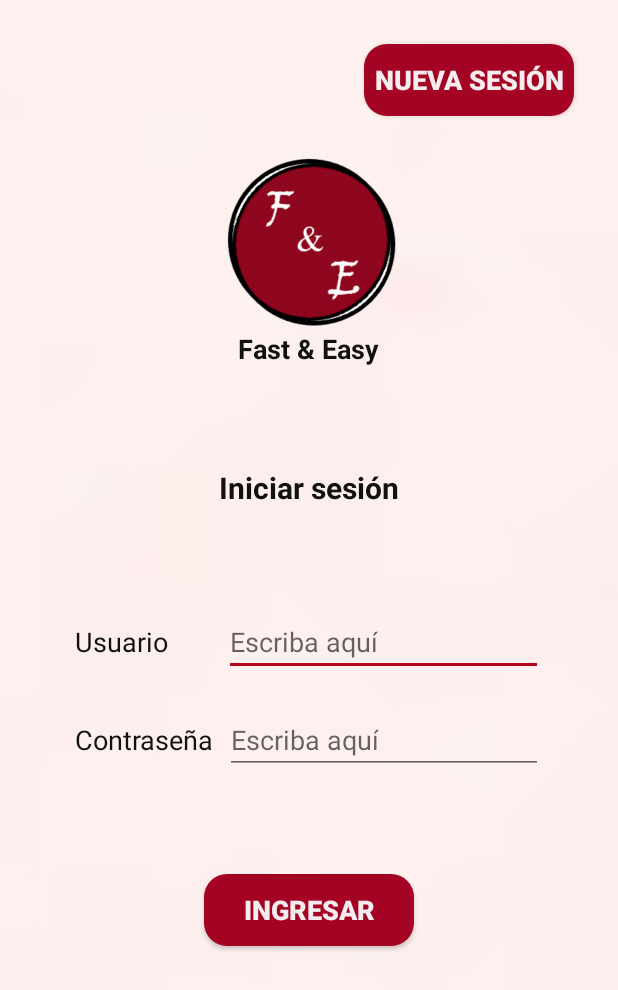
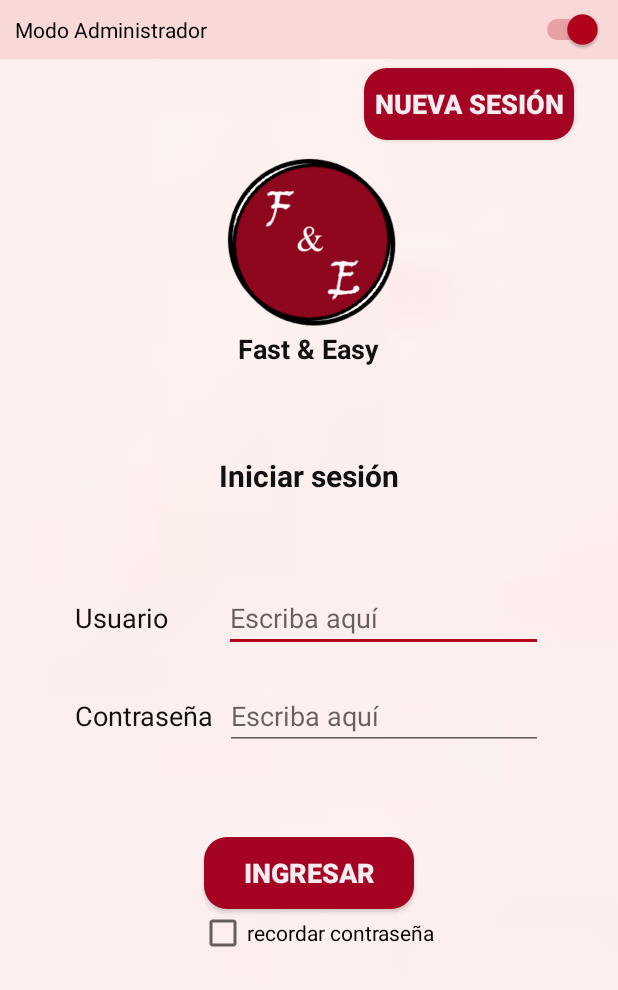
Before and after one commit to LuCisneros/Gupo-Hello-World---Programacion-3, an Android app: the screen it shows after launch (LoginActivity), on a phone screen of 412 x 824 dp. Shown: the top 990 px of the screen. Run offline under Robolectric (Android 15) with nearby library versions, the phone set to English and light mode, and no system bars.

Commit message:
One Time Login_1

```diff
--- a/app/src/main/java/com/example/helloworld/LoginActivity.java
+++ b/app/src/main/java/com/example/helloworld/LoginActivity.java
@@ -4,18 +4,29 @@ import android.content.Intent;
 import android.os.Bundle;
 import android.view.View;
 import android.widget.Button;
+import android.widget.CheckBox;
 import android.widget.EditText;
 import android.widget.ProgressBar;
+import android.widget.Switch;
+import android.widget.Toast;
 
+import androidx.annotation.Nullable;
 import androidx.appcompat.app.AppCompatActivity;
 
 public class LoginActivity extends AppCompatActivity {
 
     Button loginButton;
+    Switch adminSwitch;
     Button createNewAccount;
     EditText editTextUsername;
     EditText editTextPassword;
     ProgressBar progressBar;
+    CheckBox cbRememberMe;
+    int requestCodeIngresar = 1;
+
+    UserSharedPreferencesManager userSharedPreferencesManager;
+
+    @Override
 
     protected void onCreate(Bundle savedInstanceState) {
         super.onCreate(savedInstanceState);
@@ -23,10 +34,12 @@ public class LoginActivity extends AppCompatActivity {
         setContentView(R.layout.activity_login);
 
         loginButton = findViewById(R.id.ingresar);
+        adminSwitch = findViewById(R.id.switchAdmin);
         createNewAccount = findViewById(R.id.newSesion);
         editTextUsername = findViewById(R.id.usuario);
         editTextPassword = findViewById(R.id.contraseña);
         progressBar = findViewById(R.id.progressBar);
+        cbRememberMe = findViewById(R.id.cbRememberMe);
 
         loginButton.setOnClickListener(new View.OnClickListener() {
             @Override
@@ -53,6 +66,15 @@ public class LoginActivity extends AppCompatActivity {
         });
     }
 
+    @Override
+    protected void onActivityResult(int requestCode, int resultCode, @Nullable Intent data) {
+        super.onActivityResult(requestCode, resultCode, data);
+        if (requestCode == requestCodeIngresar && resultCode == RESULT_OK && data != null) {
+            String nombre = data.getStringExtra("nombre");
+            Toast.makeText(this, nombre + " vuelva pronto!", Toast.LENGTH_SHORT).show();
+        }
+    }
+
     protected void onRestart() {
         super.onRestart();
         progressBar.setVisibility(View.INVISIBLE);
--- a/app/src/main/res/layout/activity_login.xml
+++ b/app/src/main/res/layout/activity_login.xml
@@ -10,13 +10,23 @@
         android:scaleType="centerCrop"
         android:src="@drawable/fondo"/>
 
+    <Switch
+        android:id="@+id/switchAdmin"
+        android:layout_width="match_parent"
+        android:layout_height="wrap_content"
+        android:background="@color/colorLightRed"
+        android:checked="true"
+        android:enabled="true"
+        android:padding="10dp"
+        android:text="Modo Administrador" />
+
     <Button
         android:id="@+id/newSesion"
         android:layout_width="140dp"
         android:layout_height="wrap_content"
         android:background="@drawable/bkg_ground"
         android:layout_marginRight="@dimen/margin_small"
-        android:layout_marginTop="@dimen/margin_small"
+        android:layout_marginTop="45dp"
         android:layout_gravity="top|end"
         android:text="@string/nuevaSesion"
         android:textSize="18sp"
@@ -125,6 +135,14 @@
             android:textColor="@color/colorPrimary"
             android:textSize="18sp"
             android:textStyle="bold" />
+        <CheckBox
+            android:id="@+id/cbRememberMe"
+            android:layout_width="match_parent"
+            android:layout_height="wrap_content"
+            android:layout_marginBottom="10dp"
+            android:layout_marginLeft="55dp"
+            android:text="recordar contraseña"/>
+
 
         <View
             android:layout_width="match_parent"
```
Also changed, not shown: app/src/main/java/com/example/helloworld/UserSharedPreferencesManager.java (added, +60 -0 lines).
